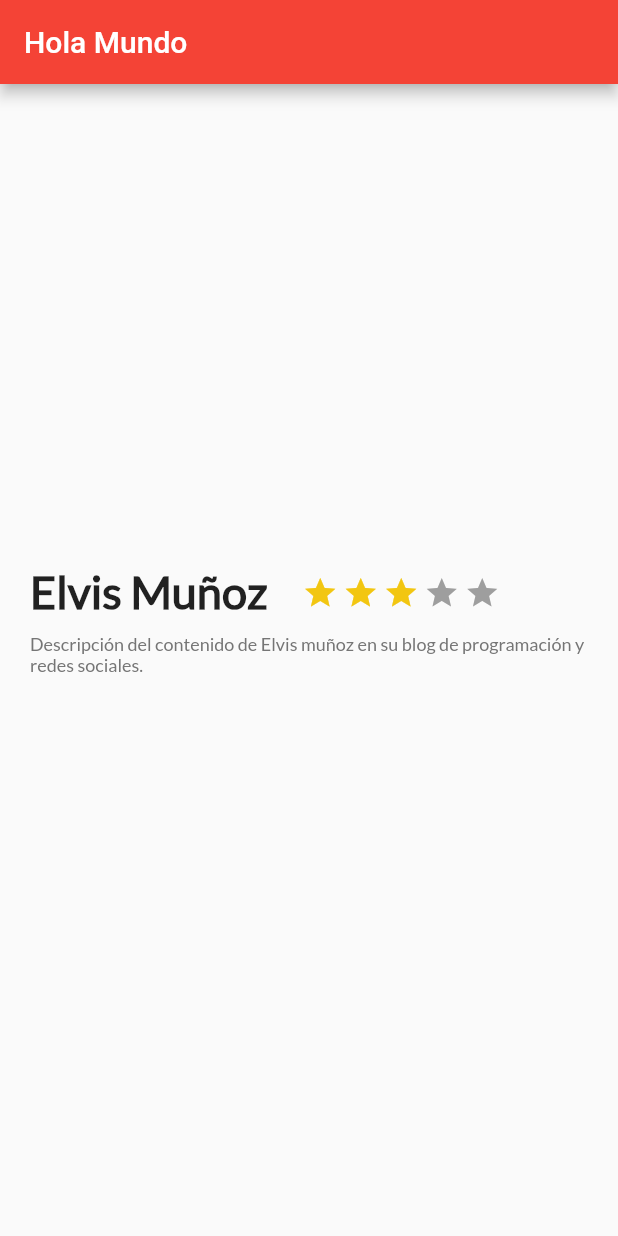
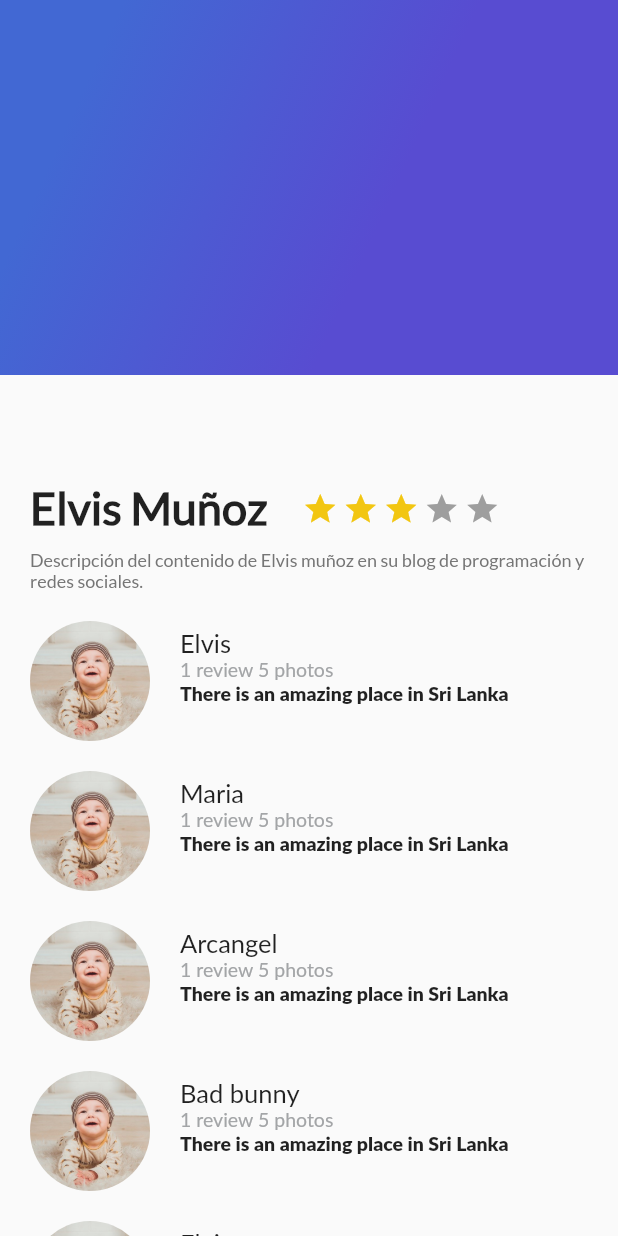
Before and after one commit to ELVISLEONARDO18/platzi_trips_app, a Flutter app: the screen it shows after launch, on a phone screen of 412 x 824 dp. Run offline on Flutter 3.47's test engine with Material 2 defaults, Android fonts, the phone set to English and light mode, and no system bars; Roboto replaces fonts that are missing (Lato).

Commit message:
agregamos listView y gradiente

```diff
--- a/lib/description_place.dart
+++ b/lib/description_place.dart
@@ -59,7 +59,10 @@ class DescriptionPlaces extends StatelessWidget {
     );
 
     final container_start = Column(
-      children: <Widget>[hedader_container, description],
+      children: <Widget>[
+        hedader_container,
+        description,
+      ],
     );
 
     return (container_start);
--- /dev/null
+++ b/lib/gradient_back.dart
@@ -0,0 +1,20 @@
+import 'package:flutter/material.dart';
+
+class GradientBack extends StatelessWidget {
+  @override
+  Widget build(BuildContext context) {
+    return Container(
+      height: 250.0,
+      decoration: BoxDecoration(
+          gradient: LinearGradient(
+              colors: [
+                Color(0xFF4268D3),
+                Color(0xFF584CD1),
+              ],
+              begin: FractionalOffset(0.2, 0.0),
+              end: FractionalOffset(1.0, 0.6),
+              stops: [0.0, 0.6],
+              tileMode: TileMode.clamp)),
+    );
+  }
+}
--- a/lib/main.dart
+++ b/lib/main.dart
@@ -1,5 +1,7 @@
 import 'package:flutter/material.dart';
 import 'package:platzitripsapp/description_place.dart';
+import 'package:platzitripsapp/gradient_back.dart';
+import 'package:platzitripsapp/review_list.dart';
 
 void main() {
   runApp(MyApp());
@@ -15,11 +17,19 @@ class MyApp extends StatelessWidget {
       ),
       // home: MyHomePage(title: 'Platzi Trips'),
       home: Scaffold(
-          appBar: AppBar(
-            title: Text('Hola Mundo'),
-          ),
-          body: DescriptionPlaces('Elvis Muñoz', 3,
-              'Descripción del contenido de Elvis muñoz en su blog de programación y redes sociales.')),
+        body: Stack(
+          children: <Widget>[
+            ListView(
+              children: <Widget>[
+                DescriptionPlaces('Elvis Muñoz', 3,
+                    'Descripción del contenido de Elvis muñoz en su blog de programación y redes sociales.'),
+                ReviewList(),
+              ],
+            ),
+            GradientBack()
+          ],
+        ),
+      ),
     );
   }
 }
--- /dev/null
+++ b/lib/review.dart
@@ -0,0 +1,63 @@
+import 'package:flutter/material.dart';
+
+class Review extends StatelessWidget {
+  String pathImage = "asset/img/photo.jpg";
+  String name = "Varuna Yasas";
+  String details = "1 review 5 photos";
+  String comment = "There is an amazing place in Sri Lanka";
+
+  Review(this.pathImage, this.name, this.details, this.comment);
+
+  @override
+  Widget build(BuildContext context) {
+    // TODO: implement build
+
+    final userComment = Container(
+      margin: EdgeInsets.only(left: 20.0),
+      child: Text(
+        comment,
+        textAlign: TextAlign.left,
+        style: TextStyle(
+            fontFamily: "Lato", fontSize: 13.0, fontWeight: FontWeight.w900),
+      ),
+    );
+
+    final userInfo = Container(
+      margin: EdgeInsets.only(left: 20.0),
+      child: Text(
+        details,
+        textAlign: TextAlign.left,
+        style: TextStyle(
+            fontFamily: "Lato", fontSize: 13.0, color: Color(0xFFa3a5a7)),
+      ),
+    );
+
+    final userName = Container(
+      margin: EdgeInsets.only(left: 20.0),
+      child: Text(
+        name,
+        textAlign: TextAlign.left,
+        style: TextStyle(fontFamily: "Lato", fontSize: 17.0),
+      ),
+    );
+
+    final userDetails = Column(
+      crossAxisAlignment: CrossAxisAlignment.start,
+      children: <Widget>[userName, userInfo, userComment],
+    );
+
+    final photo = Container(
+      margin: EdgeInsets.only(top: 20.0, left: 20.0),
+      width: 80.0,
+      height: 80.0,
+      decoration: BoxDecoration(
+          shape: BoxShape.circle,
+          image:
+              DecorationImage(fit: BoxFit.cover, image: AssetImage(pathImage))),
+    );
+
+    return Row(
+      children: <Widget>[photo, userDetails],
+    );
+  }
+}
--- /dev/null
+++ b/lib/review_list.dart
@@ -0,0 +1,25 @@
+import 'package:flutter/material.dart';
+import 'package:platzitripsapp/review.dart';
+
+class ReviewList extends StatelessWidget {
+  @override
+  Widget build(BuildContext context) {
+    return Column(
+      crossAxisAlignment: CrossAxisAlignment.start,
+      children: <Widget>[
+        Review("assets/img/photo.jpg", "Elvis", "1 review 5 photos",
+            "There is an amazing place in Sri Lanka"),
+        Review("assets/img/photo.jpg", "Maria", "1 review 5 photos",
+            "There is an amazing place in Sri Lanka"),
+        Review("assets/img/photo.jpg", "Arcangel", "1 review 5 photos",
+            "There is an amazing place in Sri Lanka"),
+        Review("assets/img/photo.jpg", "Bad bunny", "1 review 5 photos",
+            "There is an amazing place in Sri Lanka"),
+        Review("assets/img/photo.jpg", "Elvis", "1 review 5 photos",
+            "There is an amazing place in Sri Lanka"),
+        Review("assets/img/photo.jpg", "El Zorro", "1 review 5 photos",
+            "There is an amazing place in Sri Lanka"),
+      ],
+    );
+  }
+}
--- a/pubspec.yaml
+++ b/pubspec.yaml
@@ -74,6 +74,9 @@ flutter:
   #
   # For details regarding fonts from package dependencies,
   # see https://flutter.dev/custom-fonts/#from-packages
+  assets:
+    - assets/img/photo.jpg
+
   fonts:
     - family: LatoRegular
       fonts:
```
Also changed, not shown: assets/img/photo.jpg (added).
